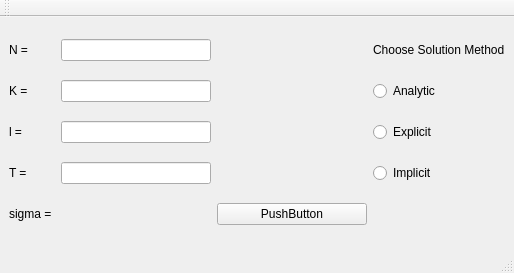
This is numeric-methods-lab-5/UMF/hyperbolic_interface.ui in alexbakharew/NumericalMethods2 as Qt 5 draws it before an edit. The edited form follows.
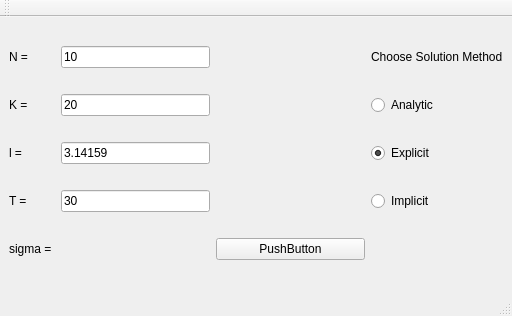
This is the edited form.

What changed in the file:
```diff
--- a/numeric-methods-lab-5/UMF/hyperbolic_interface.ui
+++ b/numeric-methods-lab-5/UMF/hyperbolic_interface.ui
@@ -6,8 +6,8 @@
    <rect>
     <x>0</x>
     <y>0</y>
-    <width>514</width>
-    <height>273</height>
+    <width>512</width>
+    <height>316</height>
    </rect>
   </property>
   <property name="windowTitle">
@@ -24,9 +24,18 @@
     </item>
     <item row="3" column="3">
      <widget class="QRadioButton" name="radioButton_2">
+      <property name="enabled">
+       <bool>true</bool>
+      </property>
+      <property name="acceptDrops">
+       <bool>false</bool>
+      </property>
       <property name="text">
        <string>Explicit</string>
       </property>
+      <property name="checked">
+       <bool>true</bool>
+      </property>
      </widget>
     </item>
     <item row="4" column="0">
@@ -44,13 +53,25 @@
      </widget>
     </item>
     <item row="3" column="1">
-     <widget class="QLineEdit" name="lineEdit_3"/>
+     <widget class="QLineEdit" name="lineEdit_l">
+      <property name="text">
+       <string>3.14159</string>
+      </property>
+     </widget>
     </item>
     <item row="1" column="1">
-     <widget class="QLineEdit" name="lineEdit"/>
+     <widget class="QLineEdit" name="lineEdit_N">
+      <property name="text">
+       <string>10</string>
+      </property>
+     </widget>
     </item>
     <item row="4" column="1">
-     <widget class="QLineEdit" name="lineEdit_4"/>
+     <widget class="QLineEdit" name="lineEdit_T">
+      <property name="text">
+       <string>30</string>
+      </property>
+     </widget>
     </item>
     <item row="1" column="2">
      <spacer name="horizontalSpacer">
@@ -101,7 +122,11 @@
      </widget>
     </item>
     <item row="2" column="1">
-     <widget class="QLineEdit" name="lineEdit_2"/>
+     <widget class="QLineEdit" name="lineEdit_K">
+      <property name="text">
+       <string>20</string>
+      </property>
+     </widget>
     </item>
     <item row="1" column="3" colspan="2">
      <widget class="QLabel" name="label_5">
```
Left out of the diff: 2 changed lines with no effect on the pictures.
